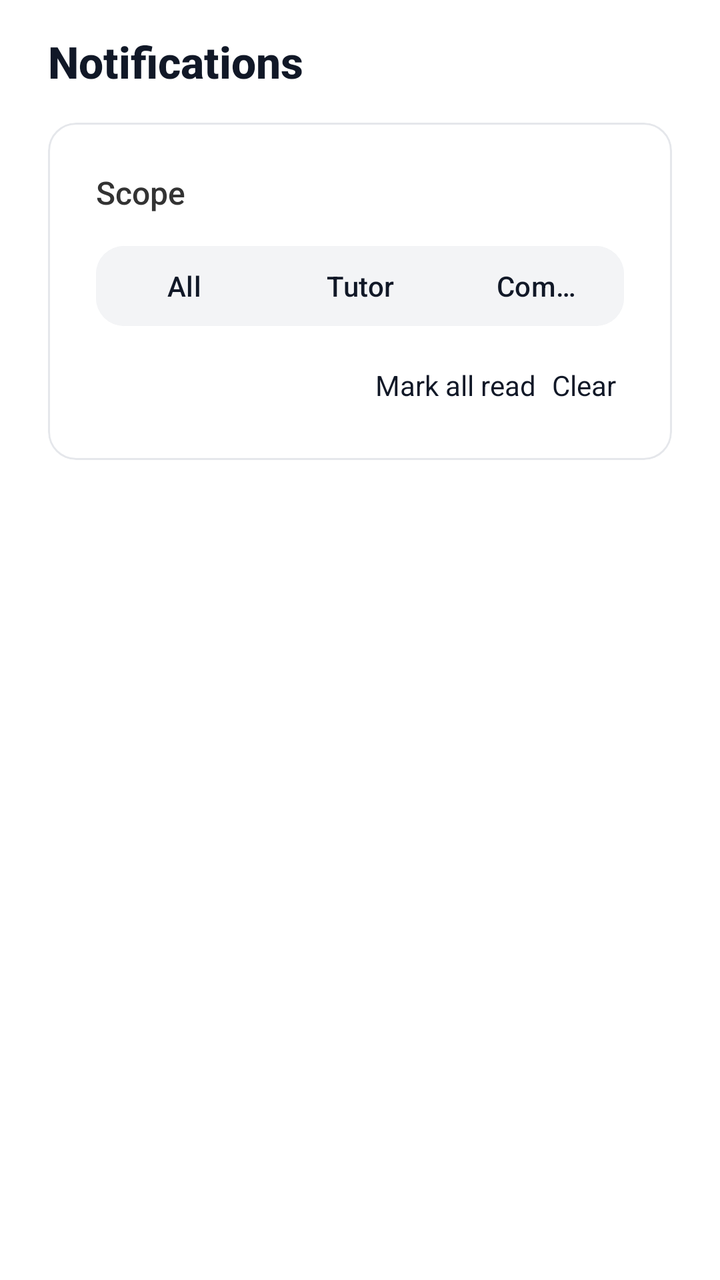
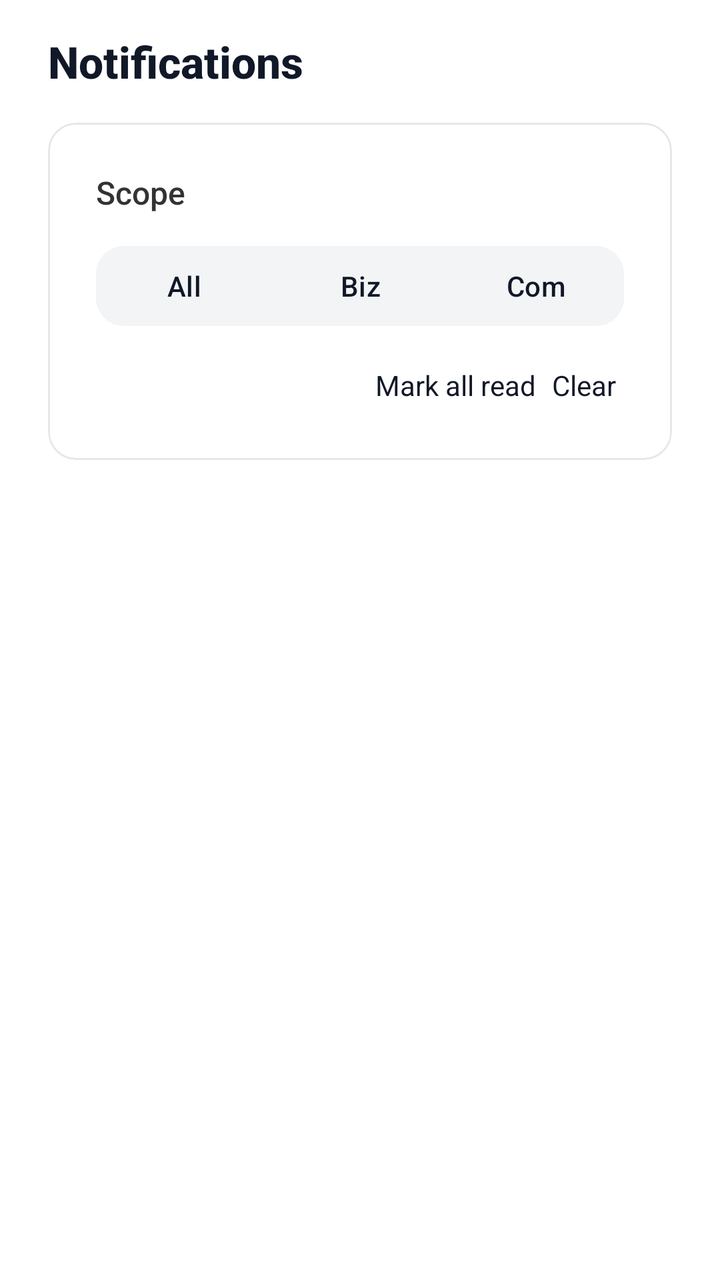

The first picture is an Android layout as it rendered before a commit; the second is the same layout after the commit. The layout source and the unified diff follow.
<!-- AndroidManifest.xml: application theme Theme.Csci3130Group1 -->
<!-- res/layout/fragment_notifications.xml -->
<?xml version="1.0" encoding="utf-8"?>
<LinearLayout xmlns:android="http://schemas.android.com/apk/res/android"
    xmlns:app="http://schemas.android.com/apk/res-auto"
    android:layout_width="match_parent"
    android:layout_height="match_parent"
    android:orientation="vertical"
    android:paddingHorizontal="24dp"
    android:paddingTop="16dp"
    android:paddingBottom="24dp"
    android:background="#FFFFFF">

    <TextView
        android:id="@+id/notificationsHeader"
        android:layout_width="match_parent"
        android:layout_height="wrap_content"
        android:text="Notifications"
        android:textSize="22sp"
        android:fontFamily="sans-serif-medium"
        android:textStyle="bold"
        android:textColor="#111827"
        android:layout_marginBottom="16dp"/>

    
    <com.google.android.material.card.MaterialCardView
        android:layout_width="match_parent"
        android:layout_height="wrap_content"
        android:layout_marginBottom="16dp"
        app:cardCornerRadius="14dp"
        app:cardElevation="0dp"
        app:cardBackgroundColor="#FFFFFF"
        app:strokeColor="#E5E7EB"
        app:strokeWidth="1dp">

        <LinearLayout
            android:layout_width="match_parent"
            android:layout_height="wrap_content"
            android:orientation="vertical"
            android:padding="24dp">

            <TextView
                android:id="@+id/scopeHeader"
                android:layout_width="wrap_content"
                android:layout_height="wrap_content"
                android:text="Scope"
                android:textSize="16sp"
                android:textColor="#333333"
                android:fontFamily="sans-serif-medium"
                android:layout_marginBottom="12dp"/>

            <com.google.android.material.button.MaterialButtonToggleGroup
                android:id="@+id/filterToggleGroup"
                android:layout_width="match_parent"
                android:layout_height="wrap_content"
                android:layout_marginBottom="12dp"
                app:singleSelection="true"
                app:selectionRequired="true">

                <com.google.android.material.button.MaterialButton
                    android:id="@+id/btn_all"
                    style="@style/Widget.Material3.Button"
                    android:layout_width="0dp"
                    android:layout_height="wrap_content"
                    android:layout_weight="1"
                    android:text="All"
                    android:textAllCaps="false"
                    android:textColor="@color/toggle_btn_text"
                    android:backgroundTint="@color/toggle_btn_bg_tint"
                    android:checkable="true"
                    android:checked="true"
                    app:cornerRadius="14dp"
                    android:layout_marginEnd="8dp"/>

                <com.google.android.material.button.MaterialButton
                    android:id="@+id/btn_business"
                    style="@style/Widget.Material3.Button"
                    android:layout_width="0dp"
                    android:layout_height="wrap_content"
                    android:layout_weight="1"
                    android:text="Tutor"
                    android:textAllCaps="false"
                    android:textColor="@color/toggle_btn_text"
                    android:backgroundTint="@color/toggle_btn_bg_tint"
                    android:checkable="true"
                    app:cornerRadius="14dp"
                    android:layout_marginEnd="8dp"/>

                <com.google.android.material.button.MaterialButton
                    android:id="@+id/btn_community"
                    style="@style/Widget.Material3.Button"
                    android:layout_width="0dp"
                    android:layout_height="wrap_content"
                    android:layout_weight="1"
                    android:text="Comm"
                    android:textAllCaps="false"
                    android:textColor="@color/toggle_btn_text"
                    android:backgroundTint="@color/toggle_btn_bg_tint"
                    android:checkable="true"
                    app:cornerRadius="14dp"/>
            </com.google.android.material.button.MaterialButtonToggleGroup>

            
            <LinearLayout
                android:id="@+id/notificationActions"
                android:layout_width="match_parent"
                android:layout_height="wrap_content"
                android:orientation="horizontal"
                android:gravity="end">

                <TextView
                    android:id="@+id/btnMarkAllRead"
                    android:layout_width="wrap_content"
                    android:layout_height="wrap_content"
                    android:text="Mark all read"
                    android:textColor="#111827"
                    android:textSize="14sp"
                    android:padding="4dp" />

                <TextView
                    android:id="@+id/btnClear"
                    android:layout_width="wrap_content"
                    android:layout_height="wrap_content"
                    android:text="Clear"
                    android:textColor="#111827"
                    android:textSize="14sp"
                    android:padding="4dp" />
            </LinearLayout>

        </LinearLayout>
    </com.google.android.material.card.MaterialCardView>

    
    <TextView
        android:id="@+id/emptyState"
        android:layout_width="match_parent"
        android:layout_height="wrap_content"
        android:text="All caught up!"
        android:textSize="16sp"
        android:textColor="@color/text_secondary"
        android:gravity="center"
        android:paddingTop="24dp"
        android:paddingBottom="8dp"
        android:visibility="gone" />

    <androidx.recyclerview.widget.RecyclerView
        android:id="@+id/notificationsRecycler"
        android:layout_width="match_parent"
        android:layout_height="0dp"
        android:layout_weight="1"
        android:paddingTop="8dp" />

</LinearLayout>
<!-- resources referenced by this layout -->
<resources>
  <color name="text_secondary">#666666</color>
  <style name="Theme.Csci3130Group1" parent="Base.Theme.Csci3130Group1" />
  <style name="Base.Theme.Csci3130Group1" parent="Theme.Material3.DayNight.NoActionBar">
          
          <item name="colorPrimary">#111827</item>
          <item name="colorOnPrimary">#FFFFFF</item>
          <item name="colorSecondary">#6B7280</item>
          <item name="colorOnSecondary">#FFFFFF</item>
          
          <item name="colorPrimaryContainer">#F3F4F6</item>
          <item name="colorOnPrimaryContainer">#111827</item>
          <item name="colorSecondaryContainer">#F3F4F6</item>
          <item name="colorOnSecondaryContainer">#111827</item>
          <item name="colorTertiary">#9CA3AF</item>
          <item name="colorSurface">#FFFFFF</item>
          <item name="colorOnSurface">#111827</item>
          <item name="colorOutline">#E5E7EB</item>
          <item name="android:navigationBarColor">#FFFFFF</item>
          <item name="android:statusBarColor">#FFFFFF</item>
      </style>
</resources>

<!-- the commit's change to res/layout/fragment_notifications.xml (unified diff, before → after) -->
@@ -21,7 +21,37 @@
         android:layout_marginBottom="16dp"/>
 
     
+    <LinearLayout
+        android:id="@+id/notificationActionsStandalone"
+        android:layout_width="match_parent"
+        android:layout_height="wrap_content"
+        android:orientation="horizontal"
+        android:gravity="end"
+        android:layout_marginBottom="12dp"
+        android:visibility="gone">
+
+        <TextView
+            android:id="@+id/btnMarkAllReadStandalone"
+            android:layout_width="wrap_content"
+            android:layout_height="wrap_content"
+            android:text="Mark all read"
+            android:textColor="#6B7280"
+            android:textSize="14sp"
+            android:padding="4dp" />
+
+        <TextView
+            android:id="@+id/btnClearStandalone"
+            android:layout_width="wrap_content"
+            android:layout_height="wrap_content"
+            android:text="Clear"
+            android:textColor="#6B7280"
+            android:textSize="14sp"
+            android:padding="4dp" />
+    </LinearLayout>
+
+    
     <com.google.android.material.card.MaterialCardView
+        android:id="@+id/scopeCard"
         android:layout_width="match_parent"
         android:layout_height="wrap_content"
         android:layout_marginBottom="16dp"
@@ -76,7 +106,7 @@
                     android:layout_width="0dp"
                     android:layout_height="wrap_content"
                     android:layout_weight="1"
-                    android:text="Tutor"
+                    android:text="Biz"
                     android:textAllCaps="false"
                     android:textColor="@color/toggle_btn_text"
                     android:backgroundTint="@color/toggle_btn_bg_tint"
@@ -90,7 +120,7 @@
                     android:layout_width="0dp"
                     android:layout_height="wrap_content"
                     android:layout_weight="1"
-                    android:text="Comm"
+                    android:text="Com"
                     android:textAllCaps="false"
                     android:textColor="@color/toggle_btn_text"
                     android:backgroundTint="@color/toggle_btn_bg_tint"
